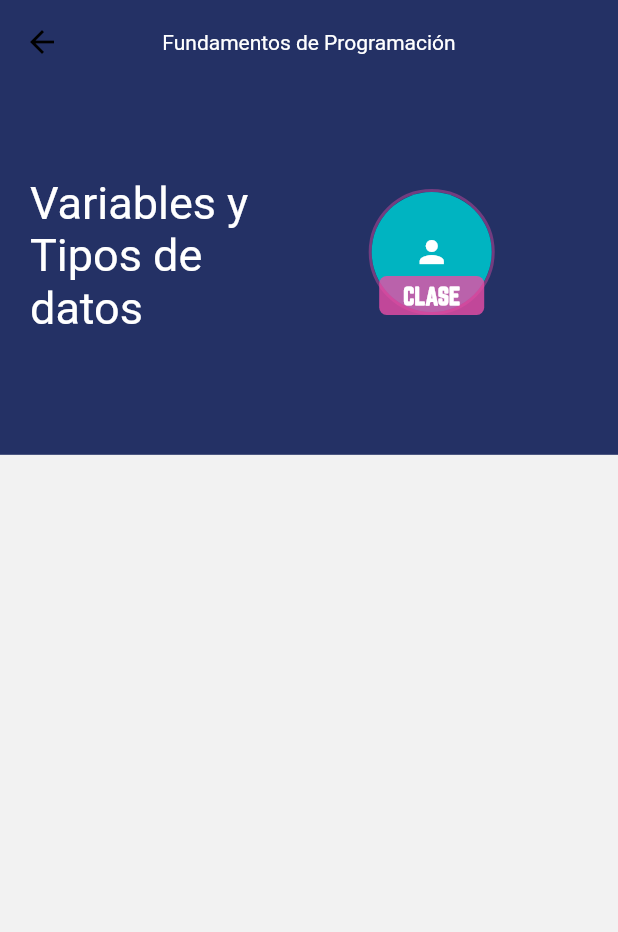
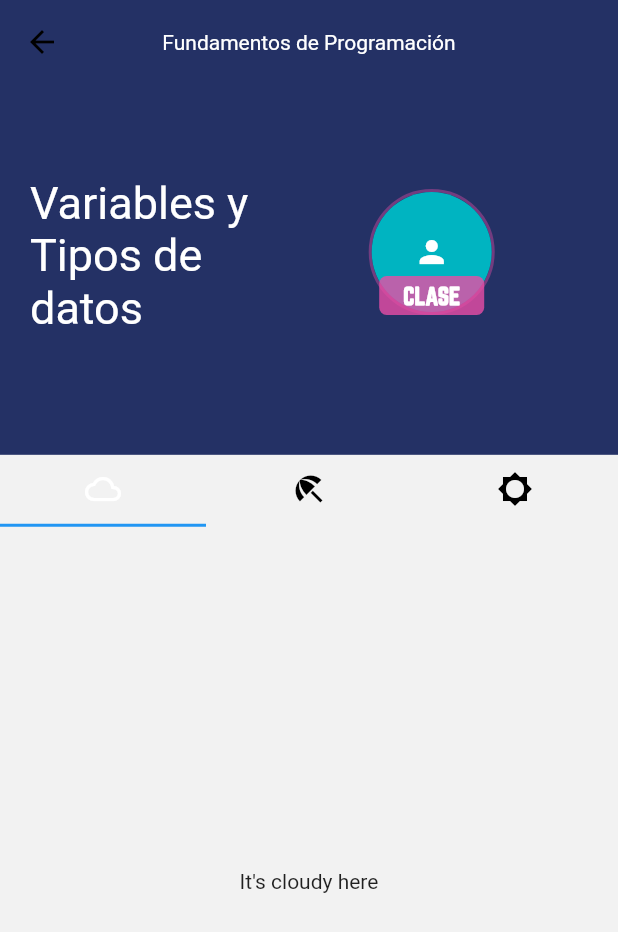
Before and after one commit to FKSAxell/app-control-ayudante, a Flutter app: the ClasePage screen opened by its route, on a phone screen of 412 x 824 dp. Shown: the top 932 px of the screen. Run offline on Flutter 3.47's test engine with Material 2 defaults, Android fonts, the phone set to English and light mode, and no system bars; drawn by our look-alikes of auto_size_text; our stand-ins replace animate_do, firebase_core, firebase_messaging, flutter_svg, get, get_storage; accounts and stored records are empty.

Commit message:
Clase Page Tab init

```diff
--- a/lib/pages/clase_page.dart
+++ b/lib/pages/clase_page.dart
@@ -10,11 +10,17 @@ import 'package:auto_size_text/auto_size_text.dart';
 import 'package:flutter/material.dart';
 import 'package:get/get.dart';
 
-class ClasePage extends StatelessWidget {
+class ClasePage extends StatefulWidget {
   const ClasePage({Key? key}) : super(key: key);
 
   @override
+  _ClasePageState createState() => _ClasePageState();
+}
+
+class _ClasePageState extends State<ClasePage> with TickerProviderStateMixin {
+  @override
   Widget build(BuildContext context) {
+    TabController _tabController = TabController(length: 3, vsync: this);
     //TODO: Ejemplo de una clase
     final Clase clase = new Clase(
       id: "1",
@@ -57,7 +63,37 @@ class ClasePage extends StatelessWidget {
           children: [
             HeaderClase(
               clase: clase,
-            )
+            ),
+            TabBar(
+              controller: _tabController,
+              tabs: const <Widget>[
+                Tab(
+                  icon: Icon(Icons.cloud_outlined),
+                ),
+                Tab(
+                  icon: Icon(Icons.beach_access_sharp),
+                ),
+                Tab(
+                  icon: Icon(Icons.brightness_5_sharp),
+                ),
+              ],
+            ),
+            Expanded(
+              child: TabBarView(
+                controller: _tabController,
+                children: const <Widget>[
+                  Center(
+                    child: Text("It's cloudy here"),
+                  ),
+                  Center(
+                    child: Text("It's rainy here"),
+                  ),
+                  Center(
+                    child: Text("It's sunny here"),
+                  ),
+                ],
+              ),
+            ),
           ],
         ),
       ),
```
